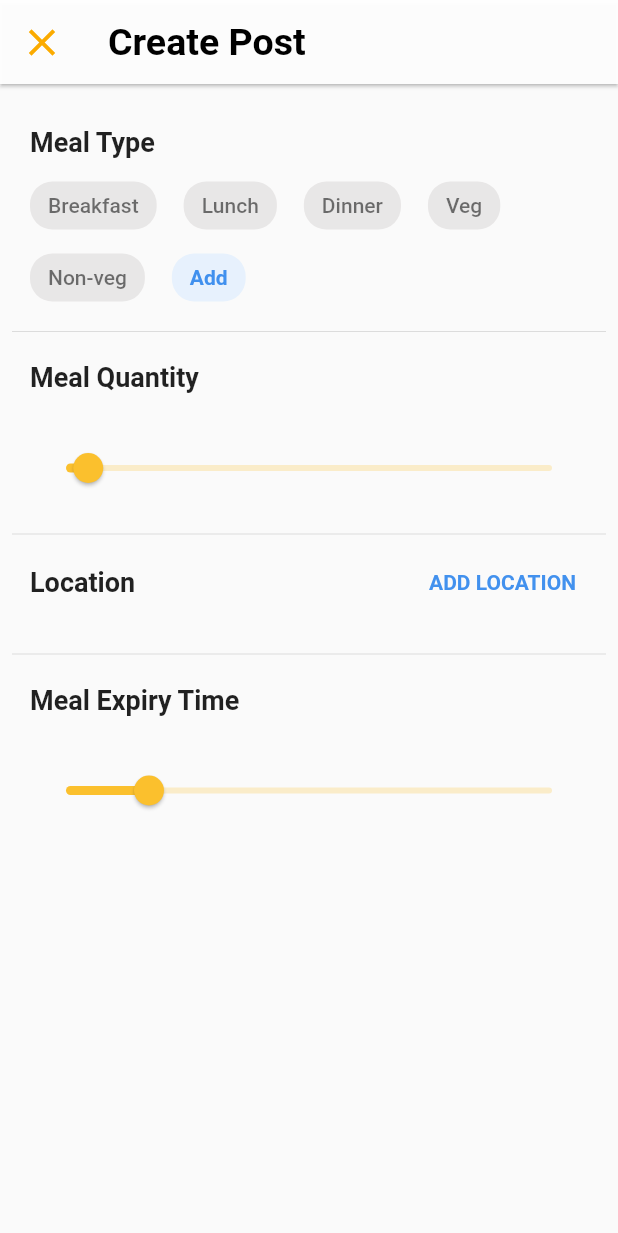
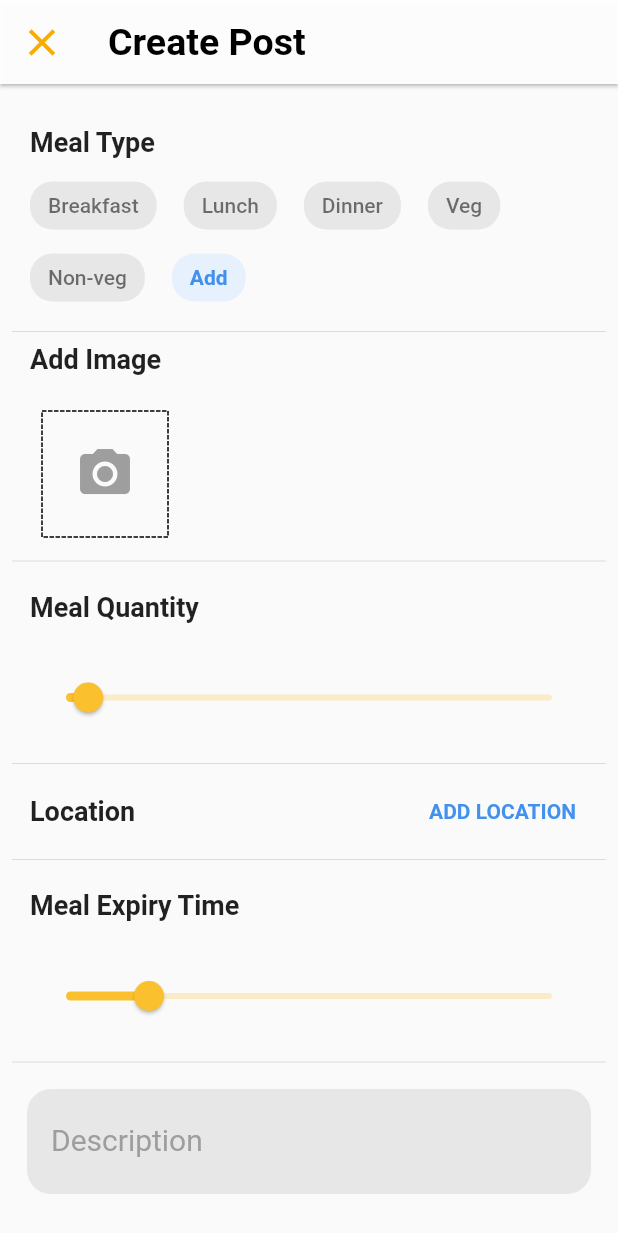
Before and after one commit to Ayushi8989/krita, a Flutter app: the ngo_createPost screen opened directly, on a phone screen of 412 x 824 dp. Shown: the top 1233 px of the screen. Run offline on Flutter 3.47's test engine with Material 2 defaults, Android fonts, the phone set to English and light mode, and no system bars; drawn by our look-alikes of dotted_border; our stand-ins replace animated_bottom_navigation_bar, cached_network_image, cloud_firestore, firebase_auth, firebase_core, firebase_storage and 8 more; accounts and stored records are empty.

Commit message:
add post button and description box

```diff
--- a/lib/ngo/ngo_createPost.dart
+++ b/lib/ngo/ngo_createPost.dart
@@ -1,3 +1,4 @@
+import 'package:dotted_border/dotted_border.dart';
 import 'package:flutter/material.dart';
 import 'package:krita/constants.dart';
 import 'package:krita/ngo/reusableWidgets/capsuleCard.dart';
@@ -146,6 +147,42 @@ class _ngo_createPostState extends State<ngo_createPost> {
             Divider(),
             Container(
               width: MediaQuery.of(context).size.width,
+              padding: EdgeInsets.symmetric(horizontal: 12.0),
+              child: Column(
+                crossAxisAlignment: CrossAxisAlignment.start,
+                children: [
+                  Text(
+                    'Add Image',
+                    style: TextStyle(
+                      fontSize: 18,
+                      fontWeight: FontWeight.w600,
+                    ),
+                  ),
+                  SizedBox(height: 16.0,),
+                  TextButton(
+                    onPressed: () {},
+                    child: DottedBorder(
+                      borderType: BorderType.RRect,
+                      child: Container(
+                        height: 80,
+                        width: 80,
+                        // decoration: BoxDecoration(
+                        //   border:
+                        // )
+                        child: Icon(
+                          Icons.camera_alt,
+                          size: 40,
+                          color: Colors.grey,
+                        ),
+                      ),
+                    ),
+                  ),
+                ],
+              ),
+            ),
+            Divider(),
+            Container(
+              width: MediaQuery.of(context).size.width,
               padding: EdgeInsets.all(12.0),
               child: Column(
                 crossAxisAlignment: CrossAxisAlignment.start,
@@ -202,7 +239,6 @@ class _ngo_createPostState extends State<ngo_createPost> {
                       )
                     ],
                   ),
-                  SizedBox(height: 16.0,),
                 ],
               ),
             ),
@@ -235,6 +271,50 @@ class _ngo_createPostState extends State<ngo_createPost> {
                 ],
               ),
             ),
+            Divider(),
+            Padding(
+              padding: const EdgeInsets.all(10.0),
+              child: Container(
+                // height: 50,
+                width: MediaQuery.of(context).size.width * 0.5,
+                padding: EdgeInsets.symmetric(horizontal: 16.0, vertical: 4.0),
+                decoration: BoxDecoration(
+                  color: Color.fromARGB(225, 230, 228, 228),
+                  borderRadius: BorderRadius.all(Radius.circular(16)),
+                ),
+                child: TextField(
+                  decoration: InputDecoration(
+                    border: InputBorder.none,
+                    labelText: 'Description',
+                    labelStyle: TextStyle(
+                      color: Colors.grey,
+                      fontSize: 20,
+                    ),
+                  ),
+                  cursorColor: Colors.grey,
+                ),
+              ),
+            ),
+            Padding(
+              padding: EdgeInsets.symmetric(horizontal: 24.0, vertical: 24.0),
+              child: Container(
+                height: 60,
+                width: MediaQuery.of(context).size.width * 0.5,
+                child: FloatingActionButton.extended(
+                  onPressed: () {
+
+                  },
+                  label: const Text(
+                    'Post',
+                    style: TextStyle(
+                      fontSize: 24,
+                      fontWeight: FontWeight.w700,
+                    ),
+                  ),
+                  backgroundColor: main_theme,
+                ),
+              ),
+            ),
           ],
         ),
       ),
--- a/lib/ngo/reusableWidgets/capsuleCard.dart
+++ b/lib/ngo/reusableWidgets/capsuleCard.dart
@@ -14,7 +14,8 @@ class capsule_Card extends StatelessWidget {
       // width: 70,
       padding: const EdgeInsets.symmetric(horizontal: 12.0, vertical: 8.0),
       decoration: BoxDecoration(
-        color: isClicked ? main_theme : Color.fromARGB(225, 230, 228, 228),                          borderRadius: BorderRadius.circular(15),
+        color: isClicked ? main_theme : Color.fromARGB(225, 230, 228, 228),
+        borderRadius: BorderRadius.circular(15),
       ),
       child: Text(
         meal_type,
```
Also changed, not shown: 1 other file.
